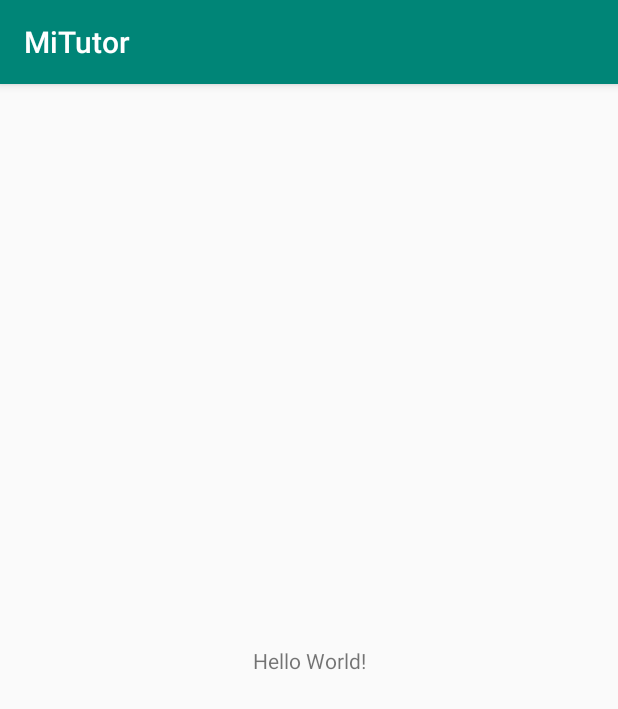
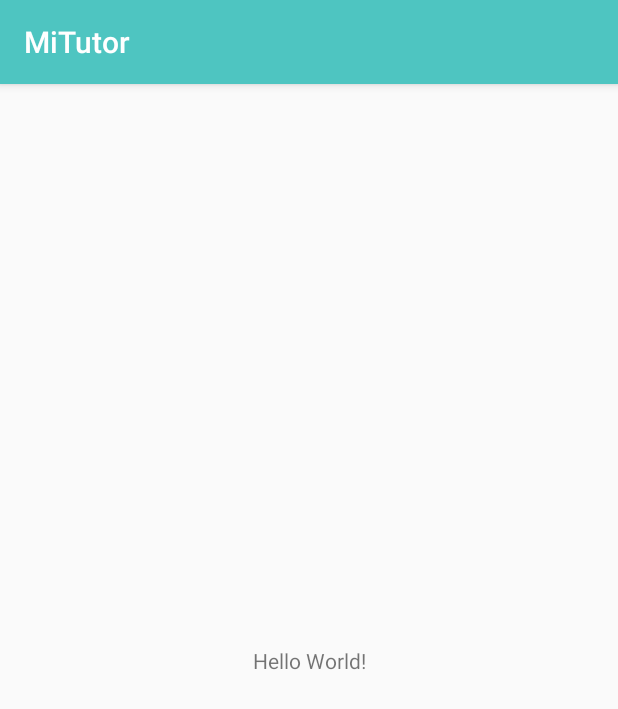
Before and after one commit to Carmen94/AndroidProject_MiTutor, an Android app: the screen it shows after launch (ActivityMain), on a phone screen of 412 x 824 dp. Shown: the top 709 px of the screen. Run offline under Robolectric (Android 15) with nearby library versions, the light colour scheme and no system bars.

Commit message:
Added color palette

```diff
--- a/app/src/main/res/values/colors.xml
+++ b/app/src/main/res/values/colors.xml
@@ -1,6 +1,8 @@
 <?xml version="1.0" encoding="utf-8"?>
 <resources>
-    <color name="colorPrimary">#008577</color>
-    <color name="colorPrimaryDark">#00574B</color>
-    <color name="colorAccent">#D81B60</color>
+    <color name="colorText">#000000</color>
+    <color name="colorTextLight">#808080</color>
+    <color name="colorAccent">#EC576B</color>
+    <color name="colorPrimary">#4EC5C1</color>
+    <color name="colorLightAccent">#E5E338</color>
 </resources>
```
